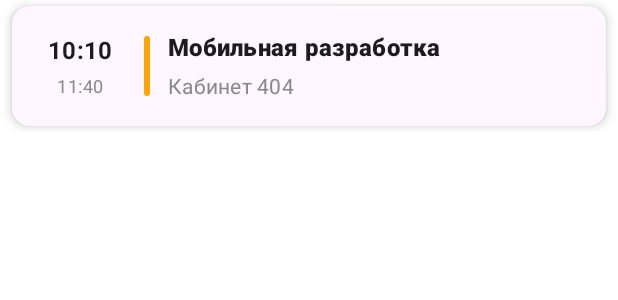
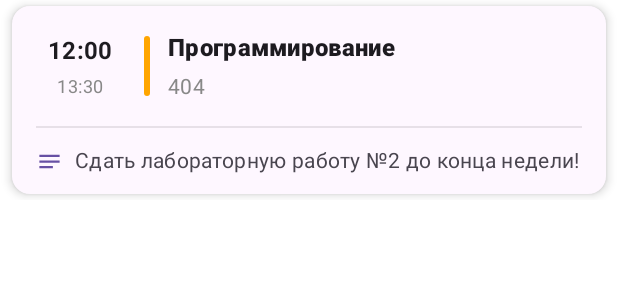
Before and after one commit to l-Mel-l/MySchedule, an Android app built with Jetpack Compose: the @Preview function PreviewLessonItem, on a phone screen of 412 x 824 dp. Shown: the top 300 px of the screen. Run offline under Robolectric (Android 15) with nearby library versions, the light colour scheme and no system bars.

Commit message:
Добавлены заметки к занятиям

```diff
--- a/app/src/main/java/com/example/myschedule/ScheduleModels.kt
+++ b/app/src/main/java/com/example/myschedule/ScheduleModels.kt
@@ -19,7 +19,8 @@ data class Lesson(
     val room: String,         // Кабинет (например: "305" или "Онлайн")
     val startTime: String,    // Начало "08:00"
     val endTime: String,      // Конец "09:30"
-    val color: Long? = null   // Цвет карточки (храним как число, так удобнее в Compose), null = стандартный
+    val color: Long? = null,   // Цвет карточки (храним как число, так удобнее в Compose), null = стандартный
+    val note: String = "" // Заметка (ДЗ, напоминание и т.д.)
 )
 
 // 2. Описываем один день (Понедельник и т.д.)
--- a/app/src/main/java/com/example/myschedule/ui/LessonItem.kt
+++ b/app/src/main/java/com/example/myschedule/ui/LessonItem.kt
@@ -2,12 +2,12 @@ package com.example.myschedule.ui
 
 import androidx.compose.foundation.ExperimentalFoundationApi
 import androidx.compose.foundation.background
+import androidx.compose.foundation.combinedClickable
 import androidx.compose.foundation.layout.*
 import androidx.compose.foundation.shape.RoundedCornerShape
-import androidx.compose.material3.Card
-import androidx.compose.material3.CardDefaults
-import androidx.compose.material3.MaterialTheme
-import androidx.compose.material3.Text
+import androidx.compose.material.icons.Icons
+import androidx.compose.material.icons.filled.Notes
+import androidx.compose.material3.*
 import androidx.compose.runtime.Composable
 import androidx.compose.ui.Alignment
 import androidx.compose.ui.Modifier
@@ -16,9 +16,7 @@ import androidx.compose.ui.graphics.Color
 import androidx.compose.ui.text.font.FontWeight
 import androidx.compose.ui.tooling.preview.Preview
 import androidx.compose.ui.unit.dp
-import androidx.compose.ui.unit.sp
 import com.example.myschedule.Lesson
-import androidx.compose.foundation.combinedClickable
 
 @OptIn(ExperimentalFoundationApi::class)
 @Composable
@@ -28,29 +26,34 @@ fun LessonItem(
     onLongClick: () -> Unit,
     modifier: Modifier = Modifier
 ) {
-    // Основной контейнер - Карточка с тенью
+    // Если цвет не задан, берем стандартный (например, оранжевый или из темы)
+    val accentColor = if (lesson.color != null) Color(lesson.color) else Color(0xFFFFA500)
+
     Card(
         modifier = modifier
-            .fillMaxWidth() // Занимает всю ширину
-            .padding(vertical = 4.dp, horizontal = 8.dp) // Отступы снаружи
+            .fillMaxWidth()
+            .padding(vertical = 4.dp, horizontal = 8.dp)
             .combinedClickable(
-                onClick = { onClick() }, // Обычное нажатие (пока пустое, можно потом сделать редактирование)
-                onLongClick = { onLongClick() } // Долгое нажатие -> Удаление
+                onClick = { onClick() },
+                onLongClick = { onLongClick() }
             ),
-        elevation = CardDefaults.cardElevation(defaultElevation = 4.dp), // Тень
-        colors = CardDefaults.cardColors(containerColor = MaterialTheme.colorScheme.surface // Цвет фона (белый/темный)
-        )
+        elevation = CardDefaults.cardElevation(defaultElevation = 4.dp),
+        colors = CardDefaults.cardColors(containerColor = MaterialTheme.colorScheme.surface)
     ) {
+        // ГЛАВНЫЙ КОНТЕЙНЕР: Вертикальный (Сверху инфо, снизу заметка)
+        Column {
+
+            // --- ВЕРХНЯЯ ЧАСТЬ (Время, Полоска, Название) ---
             Row(
                 modifier = Modifier
                     .fillMaxWidth()
-                .padding(16.dp), // Отступы внутри карточки
-            verticalAlignment = Alignment.CenterVertically // Выравнивание по центру по вертикали
+                    .padding(16.dp), // Отступы для верхней части
+                verticalAlignment = Alignment.CenterVertically
             ) {
-            // 1. Колонка со временем (Слева)
+                // 1. Время
                 Column(
                     horizontalAlignment = Alignment.CenterHorizontally,
-                modifier = Modifier.width(60.dp) // Фиксированная ширина для времени
+                    modifier = Modifier.width(60.dp)
                 ) {
                     Text(
                         text = lesson.startTime,
@@ -67,29 +70,24 @@ fun LessonItem(
 
                 Spacer(modifier = Modifier.width(12.dp))
 
-            // 2. Вертикальная цветная полоска (Акцент)
-            // Если цвет не задан, берем Оранжевый по умолчанию
-            val accentColor = if (lesson.color != null) Color(lesson.color) else Color(0xFFFFA500)
-
+                // 2. Цветная полоска
                 Box(
                     modifier = Modifier
                         .width(4.dp)
                         .height(40.dp)
-                    .clip(RoundedCornerShape(50)) // Закругленные края полоски
+                        .clip(RoundedCornerShape(50))
                         .background(accentColor)
                 )
 
                 Spacer(modifier = Modifier.width(12.dp))
 
-            // 3. Информация о паре (Справа)
-            Column(
-                modifier = Modifier.weight(1f) // Занимает всё оставшееся место
-            ) {
+                // 3. Название и кабинет
+                Column(modifier = Modifier.weight(1f)) {
                     Text(
                         text = lesson.name,
                         style = MaterialTheme.typography.titleMedium,
-                    fontWeight = FontWeight.Black, // Очень жирный шрифт для названия
-                    maxLines = 2 // Максимум 2 строки
+                        fontWeight = FontWeight.Black,
+                        maxLines = 2
                     )
                     if (lesson.room.isNotEmpty()) {
                         Spacer(modifier = Modifier.height(4.dp))
@@ -101,26 +99,58 @@ fun LessonItem(
                     }
                 }
             }
+
+            // --- НИЖНЯЯ ЧАСТЬ (Заметка) ---
+            // Показываем только если заметка не пустая
+            if (lesson.note.isNotEmpty()) {
+                // Тонкий разделитель
+                Divider(
+                    color = MaterialTheme.colorScheme.onSurface.copy(alpha = 0.1f),
+                    thickness = 1.dp,
+                    modifier = Modifier.padding(horizontal = 16.dp)
+                )
+
+                // Сама заметка с иконкой
+                Row(
+                    modifier = Modifier
+                        .fillMaxWidth()
+                        .padding(horizontal = 16.dp, vertical = 12.dp),
+                    verticalAlignment = Alignment.CenterVertically
+                ) {
+                    Icon(
+                        imageVector = Icons.Default.Notes,
+                        contentDescription = null,
+                        tint = MaterialTheme.colorScheme.primary, // Оранжевая иконка
+                        modifier = Modifier.size(18.dp)
+                    )
+                    Spacer(modifier = Modifier.width(8.dp))
+                    Text(
+                        text = lesson.note,
+                        style = MaterialTheme.typography.bodyMedium,
+                        color = MaterialTheme.colorScheme.onSurfaceVariant,
+                        maxLines = 10 // Ограничение строк, чтобы карточка не стала бесконечной
+                    )
+                }
+            }
+        }
     }
 }
 
-// --- ПРЕДПРОСМОТР (PREVIEW) ---
-// Эта штука позволяет видеть результат прямо в Android Studio без запуска на телефоне
+// --- ПРЕДПРОСМОТР ---
 @Preview(showBackground = true)
 @Composable
 fun PreviewLessonItem() {
-    // Создаем фейковое занятие для теста
     val testLesson = Lesson(
-        name = "Мобильная разработка",
-        room = "Кабинет 404",
-        startTime = "10:10",
-        endTime = "11:40"
+        name = "Программирование",
+        room = "404",
+        startTime = "12:00",
+        endTime = "13:30",
+        note = "Сдать лабораторную работу №2 до конца недели!"
     )
 
-    // Рисуем его
     LessonItem(
         lesson = testLesson,
-        onLongClick = {},
-        onClick = {}// <--- Просто пустая скобка, так как в превью кликать не будем
+        onClick = {},
+        onLongClick = {}
     )
 }
```
Also changed, not shown: app/src/main/java/com/example/myschedule/ui/AddLessonDialog.kt (+63 -89 lines). Lines whose indentation alone changed are shown as unchanged.
